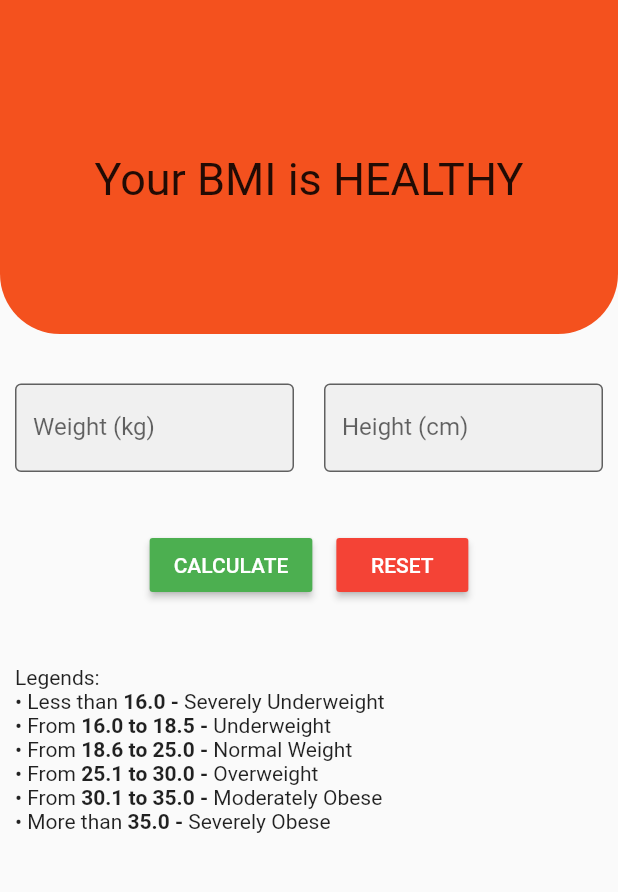
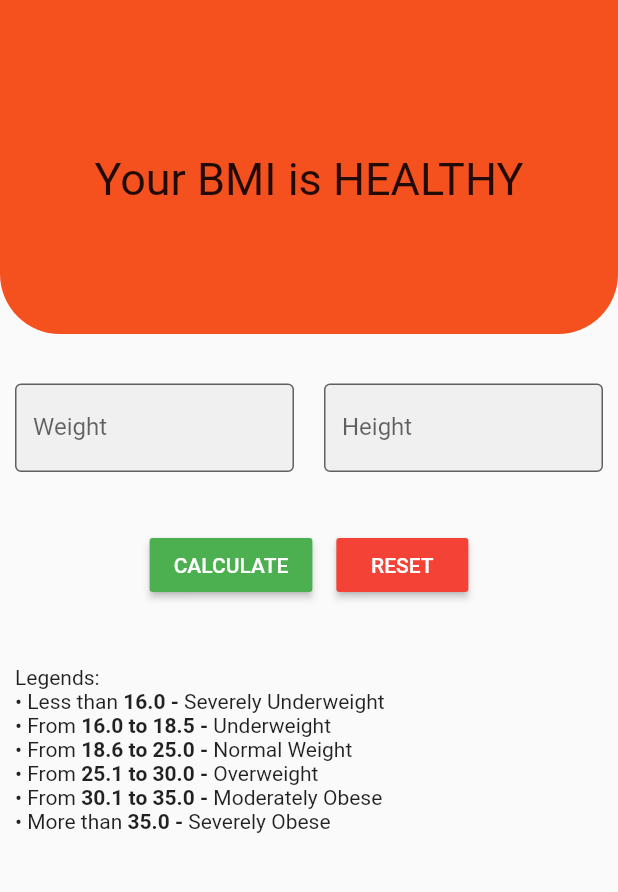
Before and after one commit to iqfareez/bmi_calculator, a Flutter app: the screen it shows after launch, after a tap on "CALCULATE", on a phone screen of 412 x 824 dp, the part 59-951 px from its top. Run offline on Flutter 3.47's test engine with Material 2 defaults, Android fonts, the phone set to English and light mode, and no system bars.

Commit message:
few changes

```diff
--- a/lib/AppBody.dart
+++ b/lib/AppBody.dart
@@ -1,3 +1,5 @@
+import 'dart:math';
+
 import 'package:flutter/material.dart';
 
 import 'Utils/sizeconfig.dart';
@@ -8,8 +10,14 @@ class AppBody extends StatefulWidget {
   _AppBodyState createState() => _AppBodyState();
 }
 
+double calculateBMI(double weight, double height) {
+  return (weight / pow(height, 2));
+}
+
 class _AppBodyState extends State<AppBody> {
-  final weightTextController = TextEditingController();
+  final weightController = TextEditingController();
+  final heightController = TextEditingController();
+
   @override
   Widget build(BuildContext context) {
     SizeConfig().init(context);
@@ -51,11 +59,14 @@ class _AppBodyState extends State<AppBody> {
                       child: Container(
                         margin: const EdgeInsets.all(10.0),
                         child: TextField(
-                          controller: weightTextController,
+                          controller: weightController,
+                          maxLength: 4,
                           decoration: InputDecoration(
                               border: OutlineInputBorder(),
-                              labelText: "Weight (kg)",
+                              labelText: "Weight ",
+                              counter: Offstage(),
                               hintText: "Eg: 57.2",
+                              suffixText: "kg",
                               alignLabelWithHint: false,
                               filled: true),
                           keyboardType: TextInputType.number,
@@ -67,10 +78,14 @@ class _AppBodyState extends State<AppBody> {
                       child: Container(
                         margin: const EdgeInsets.all(10.0),
                         child: TextField(
+                          controller: heightController,
+                          maxLength: 4,
                           decoration: InputDecoration(
+                              counter: Offstage(),
                               border: OutlineInputBorder(),
-                              labelText: "Height (cm)",
-                              hintText: "Eg: 159",
+                              labelText: "Height",
+                              hintText: "Eg: 1.7",
+                              suffixText: "m",
                               alignLabelWithHint: false,
                               filled: true),
                           keyboardType: TextInputType.number,
@@ -94,6 +109,8 @@ class _AppBodyState extends State<AppBody> {
                         color: Colors.green,
                         onPressed: () {
                           print('Button calculate pressed');
+                          print('height is ' + heightController.text);
+                          print('weight is ' + weightController.text);
                         },
                       ),
                     ),
@@ -124,5 +141,4 @@ class _AppBodyState extends State<AppBody> {
 }
 
 //TODO: letak share icon kat toolbar
-//TODO: Letak funtion calculate/reset
-//TODO: ltak unit (cth: kg) kat hujung textbox
+//TODO: Letak funtion reset
--- a/lib/main.dart
+++ b/lib/main.dart
@@ -13,7 +13,7 @@ class MyApp extends StatelessWidget {
     return MaterialApp(
       title: 'BMI Calculator',
       theme: ThemeData(
-        primarySwatch: Colors.blue,
+        primarySwatch: Colors.deepOrange,
         visualDensity: VisualDensity.adaptivePlatformDensity,
       ),
       home: MyHomePage(),
```
